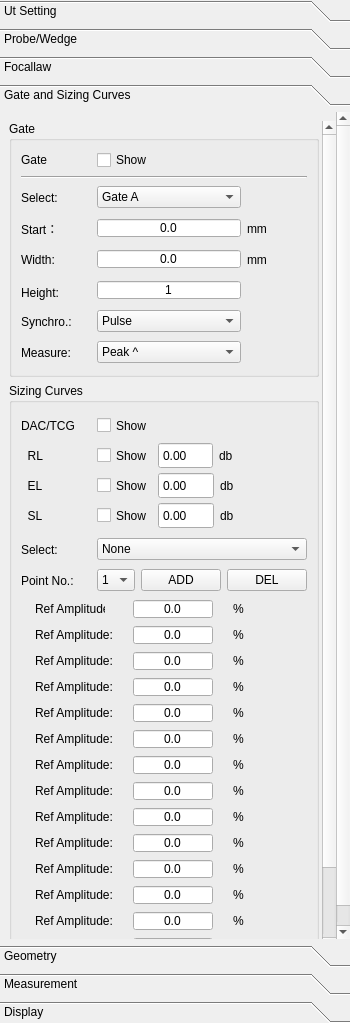
Qt form phascan_view/ui/DopplerGroupTab.ui (qinxingying/hello-word) before a commit.
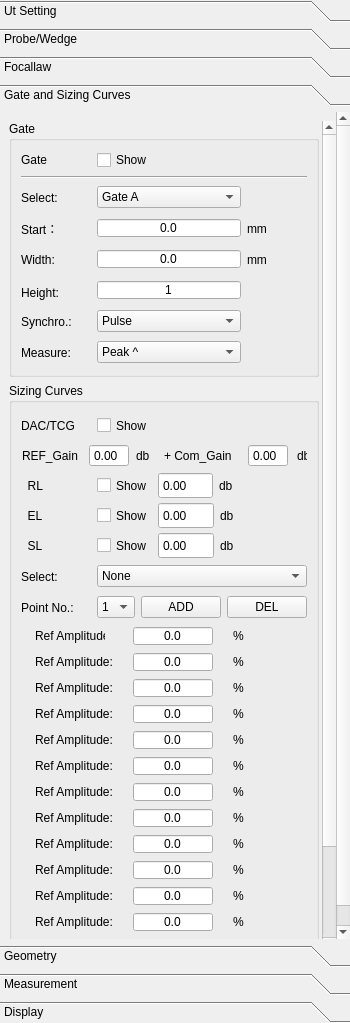
The same form after that commit. Icons and pictures are not drawn. Custom widgets are drawn as their Qt base class.

Patch:
```diff
--- a/phascan_view/ui/DopplerGroupTab.ui
+++ b/phascan_view/ui/DopplerGroupTab.ui
@@ -4735,7 +4735,7 @@
       <property name="geometry">
        <rect>
         <x>0</x>
-        <y>-35</y>
+        <y>0</y>
         <width>333</width>
         <height>848</height>
        </rect>
@@ -4789,7 +4789,7 @@
             <x>0</x>
             <y>0</y>
             <width>307</width>
-            <height>910</height>
+            <height>937</height>
            </rect>
           </property>
           <property name="minimumSize">
@@ -5216,7 +5216,7 @@
                 <property name="minimumSize">
                  <size>
                   <width>0</width>
-                  <height>119</height>
+                  <height>146</height>
                  </size>
                 </property>
                 <property name="focusPolicy">
@@ -5226,7 +5226,7 @@
                  <property name="geometry">
                   <rect>
                    <x>0</x>
-                   <y>90</y>
+                   <y>120</y>
                    <width>254</width>
                    <height>27</height>
                   </rect>
@@ -5319,7 +5319,7 @@
                   </item>
                  </layout>
                 </widget>
-                <widget class="QWidget" name="">
+                <widget class="QWidget" name="layoutWidget">
                  <property name="geometry">
                   <rect>
                    <x>0</x>
@@ -5363,11 +5363,11 @@
                   </item>
                  </layout>
                 </widget>
-                <widget class="QWidget" name="">
+                <widget class="QWidget" name="layoutWidget">
                  <property name="geometry">
                   <rect>
                    <x>0</x>
-                   <y>30</y>
+                   <y>60</y>
                    <width>252</width>
                    <height>27</height>
                   </rect>
@@ -5454,11 +5454,11 @@
                   </item>
                  </layout>
                 </widget>
-                <widget class="QWidget" name="">
+                <widget class="QWidget" name="layoutWidget">
                  <property name="geometry">
                   <rect>
                    <x>0</x>
-                   <y>60</y>
+                   <y>90</y>
                    <width>254</width>
                    <height>27</height>
                   </rect>
@@ -5551,6 +5551,165 @@
                   </item>
                  </layout>
                 </widget>
+                <widget class="QWidget" name="layoutWidget_2">
+                 <property name="geometry">
+                  <rect>
+                   <x>140</x>
+                   <y>30</y>
+                   <width>159</width>
+                   <height>27</height>
+                  </rect>
+                 </property>
+                 <layout class="QHBoxLayout" name="horizontalLayout_17">
+                  <item>
+                   <widget class="QLabel" name="Label_Com_Gain">
+                    <property name="sizePolicy">
+                     <sizepolicy hsizetype="Preferred" vsizetype="Preferred">
+                      <horstretch>0</horstretch>
+                      <verstretch>0</verstretch>
+                     </sizepolicy>
+                    </property>
+                    <property name="minimumSize">
+                     <size>
+                      <width>75</width>
+                      <height>25</height>
+                     </size>
+                    </property>
+                    <property name="maximumSize">
+                     <size>
+                      <width>75</width>
+                      <height>16777215</height>
+                     </size>
+                    </property>
+                    <property name="text">
+                     <string>+ Com_Gain</string>
+                    </property>
+                    <property name="alignment">
+                     <set>Qt::AlignLeading|Qt::AlignLeft|Qt::AlignVCenter</set>
+                    </property>
+                   </widget>
+                  </item>
+                  <item>
+                   <widget class="QDoubleSpinBox" name="ValueComGain">
+                    <property name="maximumSize">
+                     <size>
+                      <width>40</width>
+                      <height>16777215</height>
+                     </size>
+                    </property>
+                    <property name="buttonSymbols">
+                     <enum>QAbstractSpinBox::NoButtons</enum>
+                    </property>
+                   </widget>
+                  </item>
+                  <item>
+                   <widget class="QLabel" name="label_29">
+                    <property name="minimumSize">
+                     <size>
+                      <width>20</width>
+                      <height>0</height>
+                     </size>
+                    </property>
+                    <property name="maximumSize">
+                     <size>
+                      <width>20</width>
+                      <height>16777215</height>
+                     </size>
+                    </property>
+                    <property name="text">
+                     <string>db</string>
+                    </property>
+                   </widget>
+                  </item>
+                 </layout>
+                </widget>
+                <widget class="QWidget" name="">
+                 <property name="geometry">
+                  <rect>
+                   <x>0</x>
+                   <y>30</y>
+                   <width>139</width>
+                   <height>27</height>
+                  </rect>
+                 </property>
+                 <layout class="QHBoxLayout" name="horizontalLayout_16">
+                  <item>
+                   <widget class="QLabel" name="Label_REF_Gain">
+                    <property name="sizePolicy">
+                     <sizepolicy hsizetype="Preferred" vsizetype="Preferred">
+                      <horstretch>0</horstretch>
+                      <verstretch>0</verstretch>
+                     </sizepolicy>
+                    </property>
+                    <property name="minimumSize">
+                     <size>
+                      <width>60</width>
+                      <height>25</height>
+                     </size>
+                    </property>
+                    <property name="maximumSize">
+                     <size>
+                      <width>60</width>
+                      <height>16777215</height>
+                     </size>
+                    </property>
+                    <property name="text">
+                     <string>REF_Gain</string>
+                    </property>
+                    <property name="alignment">
+                     <set>Qt::AlignLeading|Qt::AlignLeft|Qt::AlignVCenter</set>
+                    </property>
+                   </widget>
+                  </item>
+                  <item>
+                   <widget class="QDoubleSpinBox" name="ValueREFGain">
+                    <property name="minimumSize">
+                     <size>
+                      <width>40</width>
+                      <height>0</height>
+                     </size>
+                    </property>
+                    <property name="maximumSize">
+                     <size>
+                      <width>40</width>
+                      <height>16777215</height>
+                     </size>
+                    </property>
+                    <property name="buttonSymbols">
+                     <enum>QAbstractSpinBox::NoButtons</enum>
+                    </property>
+                   </widget>
+                  </item>
+                  <item>
+                   <widget class="QLabel" name="label_27">
+                    <property name="minimumSize">
+                     <size>
+                      <width>20</width>
+                      <height>0</height>
+                     </size>
+                    </property>
+                    <property name="maximumSize">
+                     <size>
+                      <width>20</width>
+                      <height>16777215</height>
+                     </size>
+                    </property>
+                    <property name="text">
+                     <string>db</string>
+                    </property>
+                   </widget>
+                  </item>
+                 </layout>
+                </widget>
+                <zorder>layoutWidget</zorder>
+                <zorder>layoutWidget</zorder>
+                <zorder>layoutWidget</zorder>
+                <zorder>layoutWidget</zorder>
+                <zorder>Label_REF_Gain</zorder>
+                <zorder>ValueREFGain</zorder>
+                <zorder>label_27</zorder>
+                <zorder>LabelRL_3</zorder>
+                <zorder>layoutWidget_2</zorder>
                </widget>
               </item>
               <item>
```
